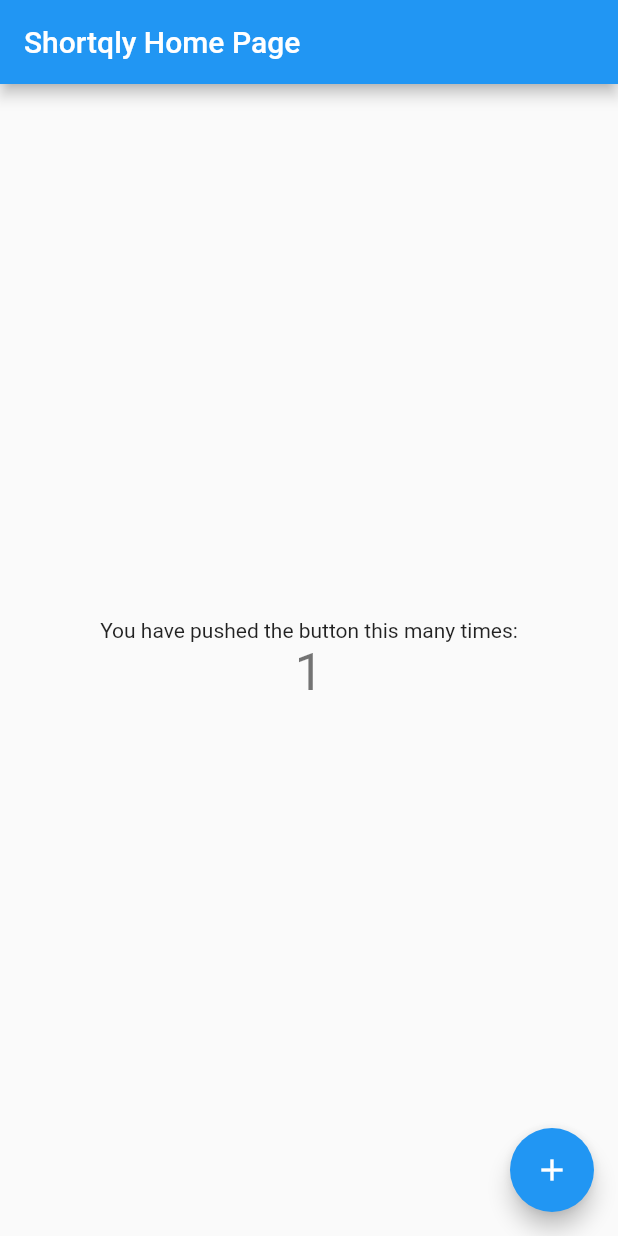
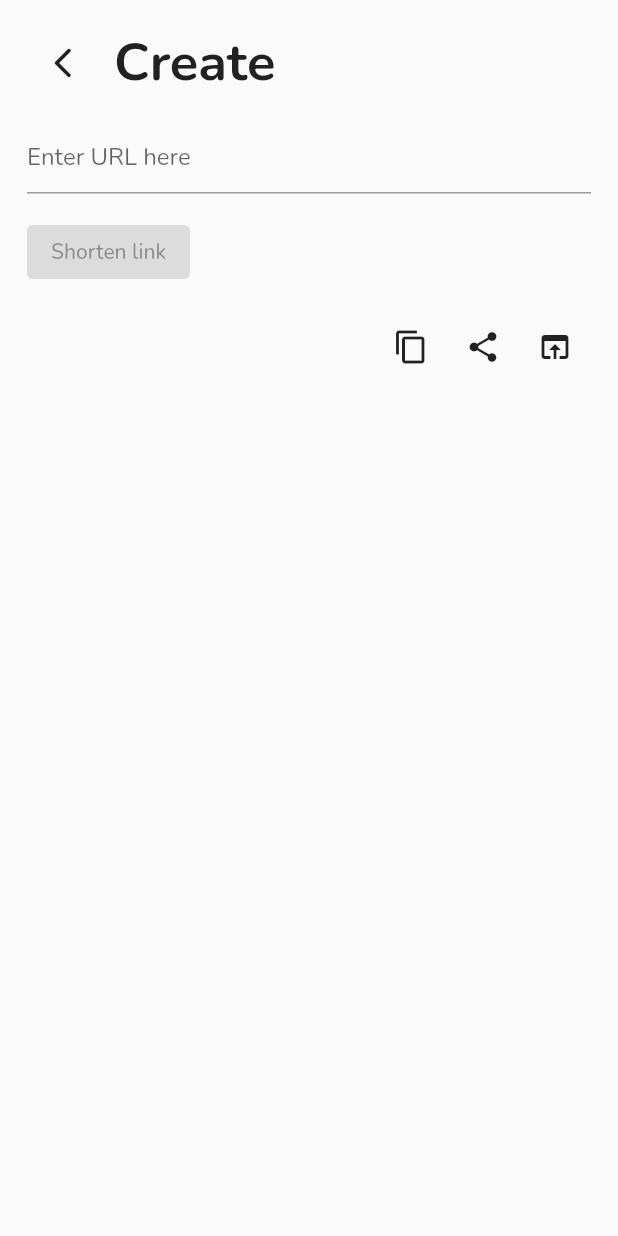
Before and after one commit to iqfareez/shortqly, a Flutter app: the screen it shows after launch, after a tap on the "add" icon, on a phone screen of 412 x 824 dp. Run offline on Flutter 3.47's test engine with Material 2 defaults, Android fonts, the phone set to English and light mode, and no system bars; our stand-ins replace firebase_core, google_fonts; accounts and stored records are empty.

Commit message:
:heavy_plus_sign: google_fonts :heavy_plus_sign: firebase_dynamic_links :heavy_plus_sign: firebase_core :heavy_plus_sign: qr_flutter :heavy_plus_sign: animations

```diff
--- /dev/null
+++ b/lib/CONSTANTS.dart
@@ -0,0 +1,4 @@
+// Links
+const kShortFdl = 'https://sqly.page.link';
+
+const kAppName = 'Shortqly';
--- a/lib/main.dart
+++ b/lib/main.dart
@@ -1,6 +1,12 @@
+import 'package:firebase_core/firebase_core.dart';
 import 'package:flutter/material.dart';
+import 'package:google_fonts/google_fonts.dart';
+import 'package:shortqly/CONSTANTS.dart';
+import 'package:shortqly/views/home.dart';
 
-void main() {
+void main() async {
+  WidgetsFlutterBinding.ensureInitialized();
+  await Firebase.initializeApp();
   runApp(MyApp());
 }
 
@@ -8,58 +14,13 @@
   @override
   Widget build(BuildContext context) {
     return MaterialApp(
-      title: 'Shortqly',
+      title: kAppName,
       theme: ThemeData(
         primarySwatch: Colors.blue,
+        primaryTextTheme: GoogleFonts.nunitoTextTheme(),
+        textTheme: GoogleFonts.nunitoTextTheme(),
       ),
-      home: MyHomePage(title: 'Shortqly Home Page'),
+      home: Home(kAppName),
     );
   }
 }
-
-class MyHomePage extends StatefulWidget {
-  MyHomePage({Key? key, required this.title}) : super(key: key);
-
-  final String title;
-
-  @override
-  _MyHomePageState createState() => _MyHomePageState();
-}
-
-class _MyHomePageState extends State<MyHomePage> {
-  int _counter = 0;
-
-  void _incrementCounter() {
-    setState(() {
-      _counter++;
-    });
-  }
-
-  @override
-  Widget build(BuildContext context) {
-    return Scaffold(
-      appBar: AppBar(
-        title: Text(widget.title),
-      ),
-      body: Center(
-        child: Column(
-          mainAxisAlignment: MainAxisAlignment.center,
-          children: <Widget>[
-            Text(
-              'You have pushed the button this many times:',
-            ),
-            Text(
-              '$_counter',
-              style: Theme.of(context).textTheme.headline4,
-            ),
-          ],
-        ),
-      ),
-      floatingActionButton: FloatingActionButton(
-        onPressed: _incrementCounter,
-        tooltip: 'Increment',
-        child: Icon(Icons.add),
-      ),
-    );
-  }
-}
--- /dev/null
+++ b/lib/views/create.dart
@@ -0,0 +1,93 @@
+import 'package:flutter/material.dart';
+
+class CreatePage extends StatefulWidget {
+  @override
+  _CreatePageState createState() => _CreatePageState();
+}
+
+class _CreatePageState extends State<CreatePage> {
+  final TextEditingController _linkEditingController = TextEditingController();
+  String _generatedFdl = '';
+  @override
+  Widget build(BuildContext context) {
+    return GestureDetector(
+      onTap: () => FocusScope.of(context).unfocus(),
+      child: Material(
+        child: SafeArea(
+          child: Padding(
+            padding: const EdgeInsets.all(18.0),
+            child: Column(
+              mainAxisAlignment: MainAxisAlignment.start,
+              crossAxisAlignment: CrossAxisAlignment.start,
+              children: [
+                Row(
+                  children: [
+                    IconButton(
+                        onPressed: () {
+                          Navigator.of(context).pop();
+                        },
+                        icon: Icon(Icons.arrow_back_ios_new_rounded)),
+                    SizedBox(width: 10),
+                    Text(
+                      'Create',
+                      style: TextStyle(
+                        fontWeight: FontWeight.bold,
+                        fontSize: 35,
+                      ),
+                    ),
+                  ],
+                ),
+                Padding(
+                  padding: const EdgeInsets.symmetric(vertical: 15),
+                  child: TextField(
+                    controller: _linkEditingController,
+                    decoration: InputDecoration(hintText: 'Enter URL here'),
+                    keyboardType: TextInputType.url,
+                    onChanged: (value) {
+                      setState(() {});
+                    },
+                  ),
+                ),
+                ElevatedButton(
+                  onPressed: _linkEditingController.text.isEmpty
+                      ? null
+                      : () {
+                          setState(() {
+                            _generatedFdl =
+                                'https://${_linkEditingController.text}';
+                          });
+
+                          //TODO: Fdl here
+                        },
+                  child: Text('Shorten link'),
+                ),
+                Padding(
+                  padding: const EdgeInsets.symmetric(vertical: 15),
+                  child: Row(
+                    mainAxisAlignment: MainAxisAlignment.spaceBetween,
+                    children: [
+                      Text(
+                        _generatedFdl,
+                        style: TextStyle(fontSize: 20),
+                      ),
+                      Row(
+                        mainAxisSize: MainAxisSize.min,
+                        children: [
+                          IconButton(onPressed: () {}, icon: Icon(Icons.copy)),
+                          IconButton(onPressed: () {}, icon: Icon(Icons.share)),
+                          IconButton(
+                              onPressed: () {},
+                              icon: Icon(Icons.open_in_browser)),
+                        ],
+                      )
+                    ],
+                  ),
+                ),
+              ],
+            ),
+          ),
+        ),
+      ),
+    );
+  }
+}
--- /dev/null
+++ b/lib/views/home.dart
@@ -0,0 +1,51 @@
+import 'package:animations/animations.dart';
+import 'package:flutter/material.dart';
+import 'package:google_fonts/google_fonts.dart';
+import 'package:shortqly/views/create.dart';
+
+class Home extends StatefulWidget {
+  const Home(this.title);
+  final String title;
+  @override
+  _HomeState createState() => _HomeState();
+}
+
+class _HomeState extends State<Home> {
+  @override
+  Widget build(BuildContext context) {
+    return Scaffold(
+      appBar: AppBar(
+        title: Text(
+          widget.title,
+          style: TextStyle(color: Colors.white, fontWeight: FontWeight.bold),
+        ),
+      ),
+      floatingActionButton: OpenContainer(
+        middleColor: Colors.blueAccent,
+        openBuilder: (context, action) {
+          return CreatePage();
+        },
+        // closedColor: Colors.transparent,
+
+        closedElevation: 4.0,
+        closedShape: CircleBorder(),
+        closedBuilder: (context, action) {
+          return FloatingActionButton(
+            onPressed: () => action.call(),
+            child: Icon(Icons.add),
+          );
+        },
+      ),
+      body: ListView.builder(
+        itemCount: 10,
+        itemBuilder: (context, index) {
+          return ListTile(
+            title: Text(
+              'Ayam $index',
+            ),
+          );
+        },
+      ),
+    );
+  }
+}
```
Also changed, not shown: pubspec.yaml (+6 -3 lines), pubspec.lock, 1 other file.
